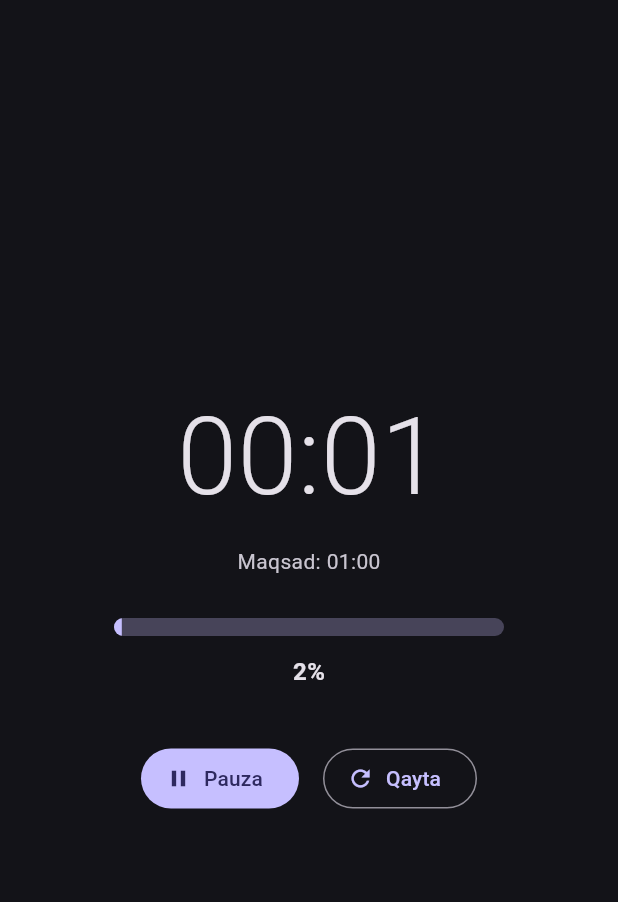
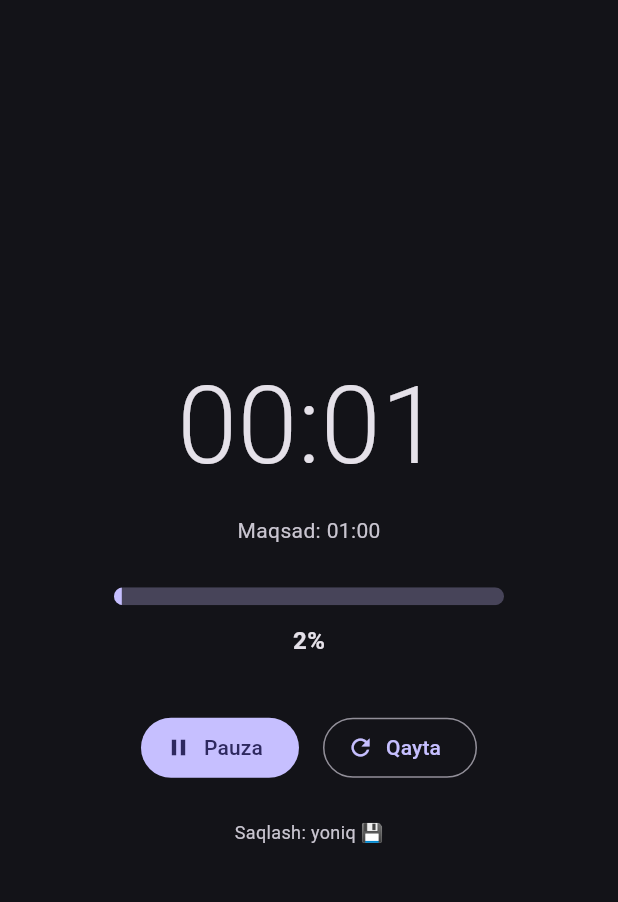
Before and after one commit to jahongirmath08-design/focus_ai, a Flutter app: the screen it shows after launch, after a tap on "Boshlash", on a phone screen of 412 x 824 dp, the part 63-965 px from its top. Run offline on Flutter 3.47's test engine with Material 3 defaults, Android fonts, the light colour scheme and no system bars; our stand-ins replace hive_ce_flutter; accounts and stored records are empty.

Commit message:
Phase 1: Hive persistence (save/restore) + resilient startup

```diff
--- /dev/null
+++ b/lib/features/timer/data/session_repository.dart
@@ -0,0 +1,40 @@
+import 'package:hive_ce_flutter/hive_ce_flutter.dart';
+
+import '../domain/focus_session.dart';
+
+/// Data qatlami: FocusSession holatini Hive (lokal xotira)ga saqlaydi/o'qiydi.
+/// Faqat primitiv qiymatlar (int) saqlanadi — adapter/codegen kerak emas.
+class SessionRepository {
+  SessionRepository(this._box);
+
+  final Box _box;
+
+  static const _accKey = 'accumulatedMs';
+  static const _sinceKey = 'runningSinceMs';
+  static const _goalKey = 'goalMs';
+
+  /// Saqlangan holatni o'qiydi. Hech narsa saqlanmagan bo'lsa — yangi sessiya.
+  FocusSession load({int defaultGoalMs = 0}) {
+    final acc = _box.get(_accKey, defaultValue: 0) as int;
+    final sinceMs = _box.get(_sinceKey) as int?;
+    final goal = _box.get(_goalKey, defaultValue: defaultGoalMs) as int;
+    return FocusSession(
+      accumulatedMs: acc,
+      runningSince:
+          sinceMs == null ? null : DateTime.fromMillisecondsSinceEpoch(sinceMs),
+      goalMs: goal,
+    );
+  }
+
+  /// Holatni saqlaydi. DIQQAT: bu har soniyada emas, faqat holat
+  /// o'zgarganda (start / pauza / reset) chaqiriladi — haqiqat timestamp'da.
+  Future<void> save(FocusSession s) async {
+    await _box.put(_accKey, s.accumulatedMs);
+    await _box.put(_goalKey, s.goalMs);
+    if (s.runningSince == null) {
+      await _box.delete(_sinceKey);
+    } else {
+      await _box.put(_sinceKey, s.runningSince!.millisecondsSinceEpoch);
+    }
+  }
+}
--- a/lib/features/timer/ui/timer_screen.dart
+++ b/lib/features/timer/ui/timer_screen.dart
@@ -2,12 +2,13 @@ import 'dart:async';
 import 'dart:ui' show FontFeature;
 
 import 'package:flutter/material.dart';
+import 'package:hive_ce_flutter/hive_ce_flutter.dart';
 
 import '../../../core/utils/duration_format.dart';
+import '../data/session_repository.dart';
 import '../domain/focus_session.dart';
 
-/// Phase 1 vaqtinchalik ekrani: bitta timestamp taymer.
-/// (Keyingi qadamlarda Riverpod + Hive + ko'p sessiya qo'shamiz.)
+/// Phase 1 ekrani: bitta timestamp taymer + Hive saqlash (xavfsiz).
 class TimerScreen extends StatefulWidget {
   const TimerScreen({super.key});
 
@@ -16,12 +17,31 @@ class TimerScreen extends StatefulWidget {
 }
 
 class _TimerScreenState extends State<TimerScreen> {
-  // Demo maqsad: 1 daqiqa. (Keyin foydalanuvchi o'zi tanlaydigan bo'ladi.)
-  FocusSession _session = const FocusSession(goalMs: 60 * 1000);
+  static const int _demoGoalMs = 60 * 1000; // demo maqsad: 1 daqiqa
+
+  // Hive ochilgan bo'lsa — repository bor; bo'lmasa null (xotirada ishlaymiz).
+  SessionRepository? _repo;
+  late FocusSession _session;
 
   // DIQQAT: bu Timer FAQAT ekranni qayta chizish uchun. Vaqt manbai EMAS!
-  // Haqiqiy vaqt har doim FocusSession ichidagi timestamp'dan hisoblanadi.
   Timer? _ticker;
+
+  @override
+  void initState() {
+    super.initState();
+    if (Hive.isBoxOpen('focus_session')) {
+      _repo = SessionRepository(Hive.box('focus_session'));
+      _session = _repo!.load(defaultGoalMs: _demoGoalMs);
+    } else {
+      _repo = null;
+      _session = const FocusSession(goalMs: _demoGoalMs);
+    }
+    // Agar oldin ishlab turgan bo'lsa, qayta ochilganda o'tgan vaqt
+    // runningSince'dan avtomatik to'g'ri hisoblanadi (timestamp sehri).
+    if (_session.isRunning) {
+      _startTicker();
+    }
+  }
 
   @override
   void dispose() {
@@ -33,7 +53,7 @@ class _TimerScreenState extends State<TimerScreen> {
     _ticker?.cancel();
     _ticker = Timer.periodic(
       const Duration(milliseconds: 200),
-      (_) => setState(() {}), // har 200ms da shunchaki qayta chizamiz
+      (_) => setState(() {}),
     );
   }
 
@@ -53,6 +73,7 @@ class _TimerScreenState extends State<TimerScreen> {
         _startTicker();
       }
     });
+    _repo?.save(_session); // holat o'zgardi -> saqlaymiz (agar saqlash mavjud bo'lsa)
   }
 
   void _reset() {
@@ -60,6 +81,7 @@ class _TimerScreenState extends State<TimerScreen> {
       _session = _session.reset();
       _stopTicker();
     });
+    _repo?.save(_session);
   }
 
   @override
@@ -70,6 +92,7 @@ class _TimerScreenState extends State<TimerScreen> {
     final complete = _session.isComplete(now);
     final running = _session.isRunning;
     final scheme = Theme.of(context).colorScheme;
+    final saveOn = _repo != null;
 
     return Scaffold(
       appBar: AppBar(title: const Text('Focus AI — Taymer')),
@@ -126,6 +149,12 @@ class _TimerScreenState extends State<TimerScreen> {
                   ),
                 ],
               ),
+              const SizedBox(height: 24),
+              // Vaqtinchalik diagnostika yozuvi (saqlash ishlayaptimi?).
+              Text(
+                saveOn ? 'Saqlash: yoniq 💾' : 'Saqlash: o\'chiq',
+                style: TextStyle(fontSize: 12, color: scheme.onSurfaceVariant),
+              ),
             ],
           ),
         ),
--- a/lib/main.dart
+++ b/lib/main.dart
@@ -1,8 +1,21 @@
+import 'dart:async';
+
 import 'package:flutter/material.dart';
+import 'package:hive_ce_flutter/hive_ce_flutter.dart';
 
 import 'features/timer/ui/timer_screen.dart';
 
-void main() {
+Future<void> main() async {
+  WidgetsFlutterBinding.ensureInitialized();
+  // Hive'ni XAVFSIZ ishga tushiramiz: agar web'da sekinlashsa yoki xato bersa ham,
+  // ilova baribir ochiladi (oq ekran bo'lmasligi uchun). Saqlash bo'lmasa,
+  // ilova vaqtincha xotirada ishlaydi.
+  try {
+    await Hive.initFlutter().timeout(const Duration(seconds: 3));
+    await Hive.openBox('focus_session').timeout(const Duration(seconds: 3));
+  } catch (e, st) {
+    debugPrint('HIVE INIT muammosi (ilova saqlashsiz davom etadi): $e\n$st');
+  }
   runApp(const FocusAiApp());
 }
 
@@ -11,8 +24,7 @@ class FocusAiApp extends StatelessWidget {
 
   @override
   Widget build(BuildContext context) {
-    // Eslatma: aksent rang (#6C5CE7) — strategiya hujjatidagi PLACEHOLDER.
-    // Brending javobi kelganda BITTA shu joydan o'zgartiramiz (Phase 3).
+    // Aksent rang (#6C5CE7) — strategiya hujjatidagi PLACEHOLDER (Phase 3 da aniqlanadi).
     return MaterialApp(
       title: 'Focus AI',
       debugShowCheckedModeBanner: false,
--- a/pubspec.yaml
+++ b/pubspec.yaml
@@ -34,6 +34,8 @@ dependencies:
   # The following adds the Cupertino Icons font to your application.
   # Use with the CupertinoIcons class for iOS style icons.
   cupertino_icons: ^1.0.8
+  hive_ce: ^2.19.3
+  hive_ce_flutter: ^2.3.4
 
 dev_dependencies:
   flutter_test:
```
Also changed, not shown: pubspec.lock, 3 other files.
